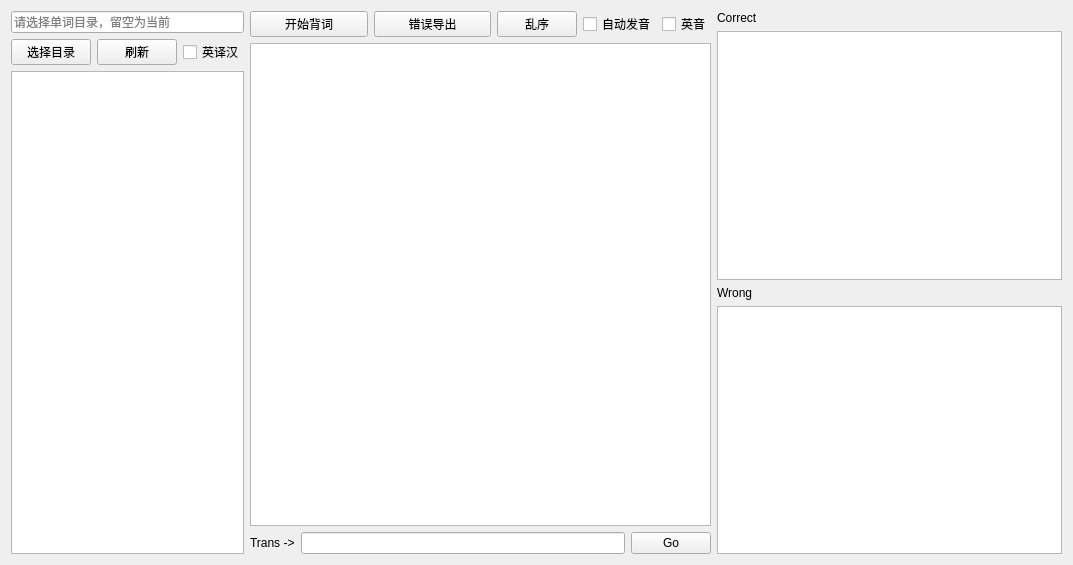
jerrita/word_tool, file gui.ui: the form before one commit.
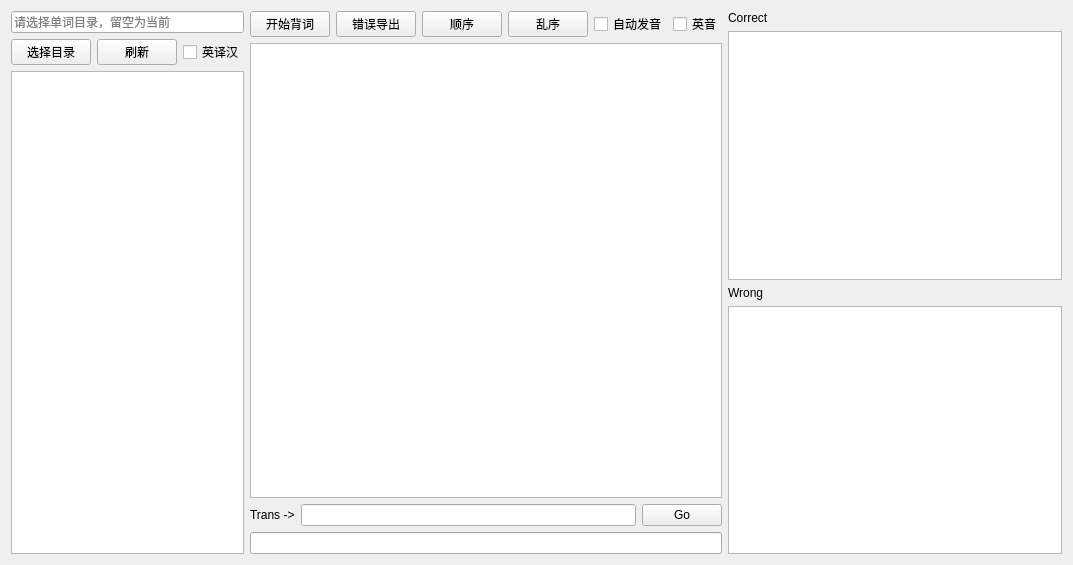
The form after the commit. Icons and pictures are not drawn.

Commit message: build 1.3 fuckcdr bug版

The edit to the form file:
```diff
--- a/gui.ui
+++ b/gui.ui
@@ -63,7 +63,7 @@
                     <item>
                         <layout class="QVBoxLayout" name="verticalLayout">
                             <item>
-                                <layout class="QHBoxLayout" name="horizontalLayout_4" stretch="2,2,0,1,0">
+        <layout class="QHBoxLayout" name="horizontalLayout_4" stretch="2,2,0,0,1,0">
                                     <item>
                                         <widget class="QPushButton" name="BtnStatus">
                                             <property name="text">
@@ -78,6 +78,13 @@
                                             </property>
                                         </widget>
                                     </item>
+         <item>
+          <widget class="QPushButton" name="orderBtn">
+           <property name="text">
+            <string>顺序</string>
+           </property>
+          </widget>
+         </item>
                                     <item>
                                         <widget class="QPushButton" name="BtnRSort">
                                             <property name="text">
@@ -129,6 +136,9 @@
                                     </item>
                                 </layout>
                             </item>
+       <item>
+        <widget class="QLineEdit" name="searchEdit"/>
+       </item>
                         </layout>
                     </item>
                     <item>
```
Left out of the diff: 62 changed lines with no effect on the pictures. Lines whose indentation alone changed are shown as unchanged. The commit also changes 2 other files.
